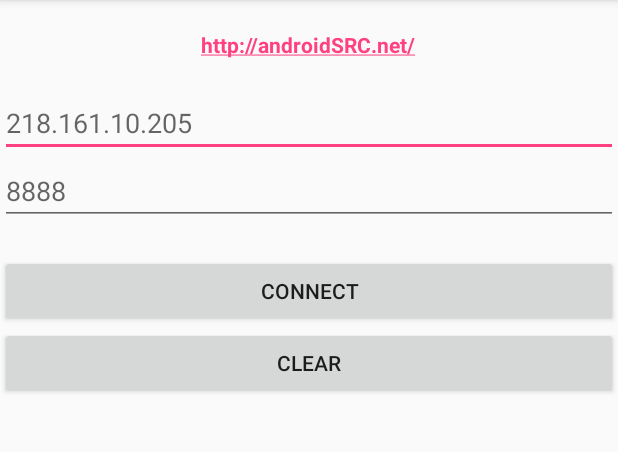
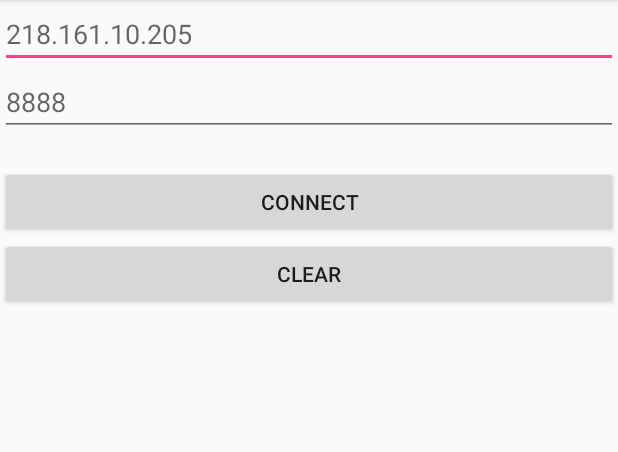
Before and after one commit to HMW/AndroidMudClient, an Android app: the screen it shows after launch (MainActivity), on a phone screen of 412 x 824 dp, the part 84-536 px from its top. Run offline under Robolectric (Android 15) with nearby library versions, the phone set to English and light mode, and no system bars; our stand-ins replace ButterKnife.

Commit message:
Remove redundant TextView

```diff
--- a/app/src/main/res/layout/activity_main.xml
+++ b/app/src/main/res/layout/activity_main.xml
@@ -3,16 +3,6 @@
   android:layout_width="match_parent"
   android:layout_height="match_parent"
   android:orientation="vertical" >
-
-  <TextView
-    android:layout_width="wrap_content"
-    android:layout_height="wrap_content"
-    android:layout_gravity="center_horizontal"
-    android:layout_marginTop="20dp"
-    android:layout_marginBottom="20dp"
-    android:autoLink="web"
-    android:text="http://androidSRC.net/"
-    android:textStyle="bold" />
 
   <EditText
     android:id="@+id/address_edittext"
```
